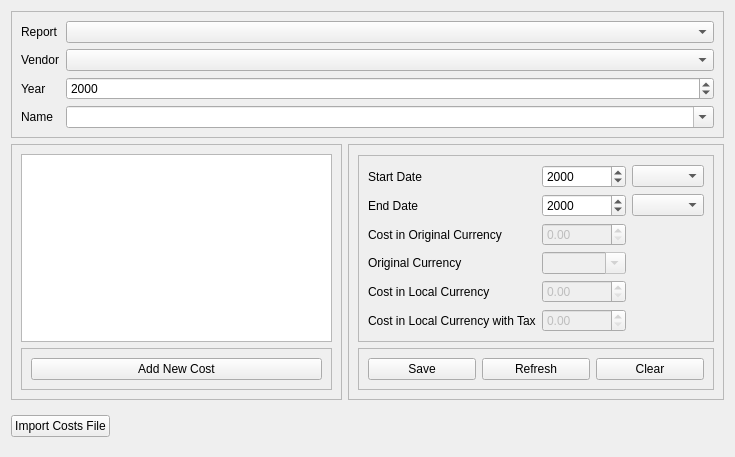
Qt form ui/CostsTab.ui (CS-4820-Library-Project/COUNTER-5-Report-Tool-2020-5.0) before a commit.
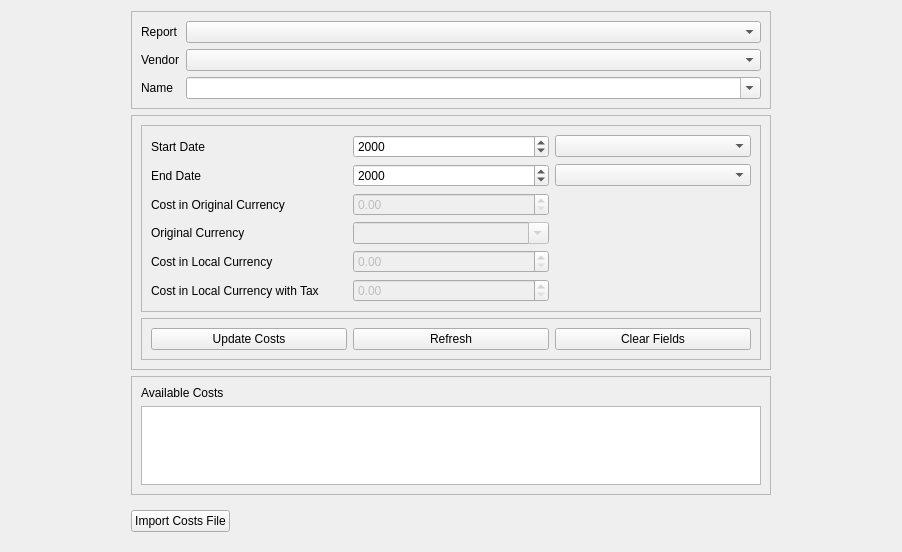
The same form after that commit. Icons and pictures are not drawn.

Commit message: Costs tab is somewhat done

Diff of the .ui file:
```diff
--- a/ui/CostsTab.ui
+++ b/ui/CostsTab.ui
@@ -6,8 +6,8 @@
    <rect>
     <x>0</x>
     <y>0</y>
-    <width>735</width>
-    <height>457</height>
+    <width>902</width>
+    <height>552</height>
    </rect>
   </property>
   <property name="windowTitle">
@@ -18,6 +18,22 @@
     <normaloff>:/ui/resources/tab_icons/costs_icon.png</normaloff>:/ui/resources/tab_icons/costs_icon.png</iconset>
   </property>
   <layout class="QHBoxLayout" name="horizontalLayout">
+   <item>
+    <spacer name="horizontalSpacer">
+     <property name="orientation">
+      <enum>Qt::Horizontal</enum>
+     </property>
+     <property name="sizeType">
+      <enum>QSizePolicy::Maximum</enum>
+     </property>
+     <property name="sizeHint" stdset="0">
+      <size>
+       <width>120</width>
+       <height>20</height>
+      </size>
+     </property>
+    </spacer>
+   </item>
    <item>
     <widget class="QFrame" name="frame">
      <layout class="QVBoxLayout" name="verticalLayout_2">
@@ -89,27 +105,13 @@
           </widget>
          </item>
          <item row="2" column="0">
-          <widget class="QLabel" name="costs_year_parameter_label">
-           <property name="text">
-            <string>Year</string>
-           </property>
-          </widget>
-         </item>
-         <item row="2" column="1">
-          <widget class="QDateEdit" name="costs_year_parameter_dateedit">
-           <property name="displayFormat">
-            <string>yyyy</string>
-           </property>
-          </widget>
-         </item>
-         <item row="3" column="0">
           <widget class="QLabel" name="costs_name_parameter_label">
            <property name="text">
             <string>Name</string>
            </property>
           </widget>
          </item>
-         <item row="3" column="1">
+         <item row="2" column="1">
           <widget class="QComboBox" name="costs_name_parameter_combobox">
            <property name="sizePolicy">
             <sizepolicy hsizetype="Preferred" vsizetype="Fixed">
@@ -132,53 +134,10 @@
        </widget>
       </item>
       <item>
-       <widget class="QFrame" name="frame_2">
-        <layout class="QHBoxLayout" name="horizontalLayout_2">
-         <property name="leftMargin">
-          <number>0</number>
-         </property>
-         <property name="topMargin">
-          <number>0</number>
-         </property>
-         <property name="rightMargin">
-          <number>0</number>
-         </property>
-         <property name="bottomMargin">
-          <number>0</number>
-         </property>
-         <item>
           <widget class="QFrame" name="frame_3">
            <property name="frameShape">
             <enum>QFrame::StyledPanel</enum>
            </property>
-           <layout class="QVBoxLayout" name="verticalLayout_3">
-            <item>
-             <widget class="QListView" name="listView"/>
-            </item>
-            <item>
-             <widget class="QFrame" name="costs_control_frame">
-              <property name="frameShape">
-               <enum>QFrame::StyledPanel</enum>
-              </property>
-              <layout class="QGridLayout" name="gridLayout">
-               <item row="0" column="0">
-                <widget class="QPushButton" name="pushButton">
-                 <property name="text">
-                  <string>Add New Cost</string>
-                 </property>
-                </widget>
-               </item>
-              </layout>
-             </widget>
-            </item>
-           </layout>
-          </widget>
-         </item>
-         <item>
-          <widget class="QFrame" name="frame_4">
-           <property name="frameShape">
-            <enum>QFrame::StyledPanel</enum>
-           </property>
            <layout class="QVBoxLayout" name="verticalLayout">
             <item>
              <spacer name="verticalSpacer_2">
@@ -305,7 +264,7 @@
              </widget>
             </item>
             <item>
-             <widget class="QFrame" name="frame_5">
+          <widget class="QFrame" name="update_cost_frame">
               <property name="frameShape">
                <enum>QFrame::StyledPanel</enum>
               </property>
@@ -313,7 +272,7 @@
                <item>
                 <widget class="QPushButton" name="costs_save_button">
                  <property name="text">
-                  <string>Save</string>
+               <string>Update Costs</string>
                  </property>
                 </widget>
                </item>
@@ -327,7 +286,7 @@
                <item>
                 <widget class="QPushButton" name="costs_clear_button">
                  <property name="text">
-                  <string>Clear</string>
+               <string>Clear Fields</string>
                  </property>
                 </widget>
                </item>
@@ -350,6 +309,26 @@
            </layout>
           </widget>
          </item>
+      <item>
+       <widget class="QFrame" name="frame_2">
+        <property name="frameShape">
+         <enum>QFrame::StyledPanel</enum>
+        </property>
+        <layout class="QVBoxLayout" name="verticalLayout_3">
+         <item>
+          <widget class="QLabel" name="label_3">
+           <property name="text">
+            <string>Available Costs</string>
+           </property>
+          </widget>
+         </item>
+         <item>
+          <widget class="QListView" name="list_view">
+           <property name="alternatingRowColors">
+            <bool>true</bool>
+           </property>
+          </widget>
+         </item>
         </layout>
        </widget>
       </item>
@@ -378,6 +357,22 @@
      </layout>
     </widget>
    </item>
+   <item>
+    <spacer name="horizontalSpacer_2">
+     <property name="orientation">
+      <enum>Qt::Horizontal</enum>
+     </property>
+     <property name="sizeType">
+      <enum>QSizePolicy::Maximum</enum>
+     </property>
+     <property name="sizeHint" stdset="0">
+      <size>
+       <width>120</width>
+       <height>20</height>
+      </size>
+     </property>
+    </spacer>
+   </item>
   </layout>
  </widget>
  <resources>
```
Lines whose indentation alone changed are shown as unchanged. The commit also changes 3 other files.
